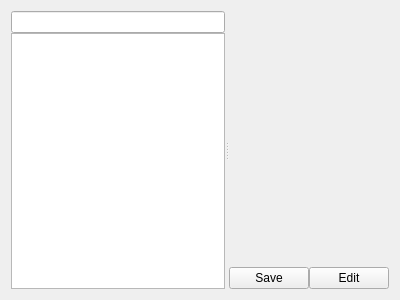
The window that freeddimanager/plugins/ddiplugin/atc/atccollectioneditorwidget.ui (FreeHealth/freehealth) describes before a commit, drawn with Qt 5.
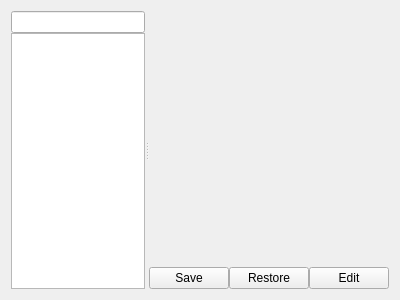
The same window after the commit. Custom widgets are drawn as their Qt base class.

Diff of the .ui file:
```diff
--- a/freeddimanager/plugins/ddiplugin/atc/atccollectioneditorwidget.ui
+++ b/freeddimanager/plugins/ddiplugin/atc/atccollectioneditorwidget.ui
@@ -19,7 +19,7 @@
      <property name="orientation">
       <enum>Qt::Horizontal</enum>
      </property>
-     <widget class="QWidget" name="">
+     <widget class="QWidget" name="layoutWidget">
       <layout class="QVBoxLayout" name="verticalLayout">
        <property name="spacing">
         <number>0</number>
@@ -32,7 +32,7 @@
        </item>
       </layout>
      </widget>
-     <widget class="QWidget" name="">
+     <widget class="QWidget" name="layoutWidget">
       <layout class="QGridLayout" name="gridLayout">
        <property name="spacing">
         <number>0</number>
@@ -50,14 +50,34 @@
        <item row="1" column="0">
         <layout class="QHBoxLayout" name="horizontalLayout">
          <item>
-          <widget class="QPushButton" name="pushButton">
+          <spacer name="horizontalSpacer">
+           <property name="orientation">
+            <enum>Qt::Horizontal</enum>
+           </property>
+           <property name="sizeHint" stdset="0">
+            <size>
+             <width>40</width>
+             <height>20</height>
+            </size>
+           </property>
+          </spacer>
+         </item>
+         <item>
+          <widget class="QPushButton" name="save">
            <property name="text">
             <string>Save</string>
            </property>
           </widget>
          </item>
          <item>
-          <widget class="QPushButton" name="pushButton_2">
+          <widget class="QPushButton" name="restore">
+           <property name="text">
+            <string>Restore</string>
+           </property>
+          </widget>
+         </item>
+         <item>
+          <widget class="QPushButton" name="edit">
            <property name="text">
             <string>Edit</string>
            </property>
```
